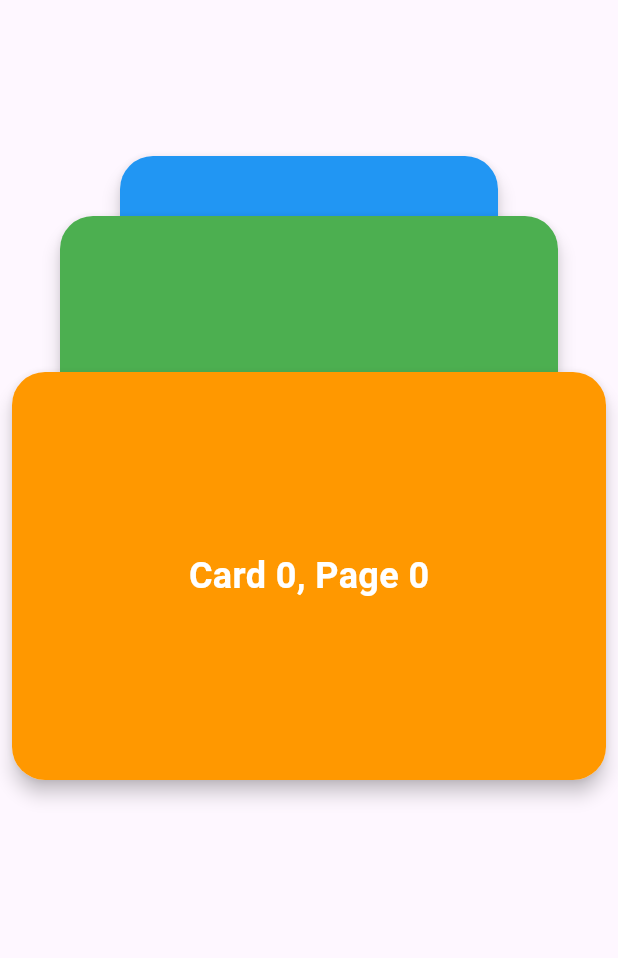
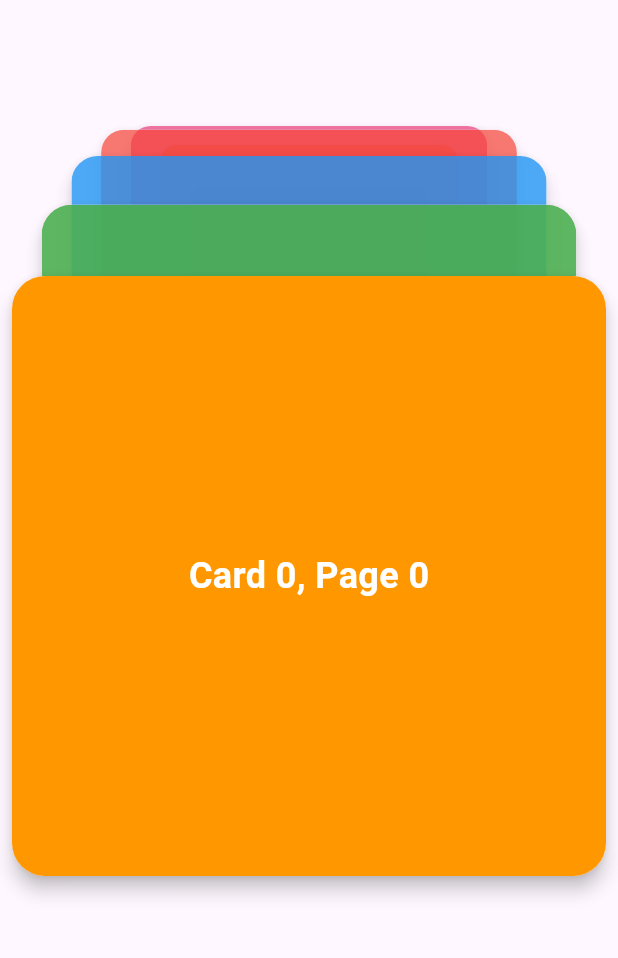
Before and after one commit to melWiss/swipeable_cards, a Flutter app: the screen it shows after launch, on a phone screen of 412 x 824 dp, the part 84-1042 px from its top. Run offline on Flutter 3.47's test engine with Material 3 defaults, Android fonts, the phone set to English and light mode, and no system bars.

Commit message:
- added swipe action - added cards visibiltiy options - improved the layout

```diff
--- a/example/lib/main.dart
+++ b/example/lib/main.dart
@@ -47,8 +47,8 @@ class _MyHomePageState extends State<MyHomePage> {
           child: EazySwipeableCards2<(MaterialColor, int, int)>(
             cardHeight: 400,
             cardWidth: MediaQuery.sizeOf(context).width,
-            shownCards: 3,
-            cardDistance: 80,
+            shownCards: 9,
+            cardDistance: 75,
             onSwipeLeft: () {
               setState(() {
                 counter--;
@@ -86,17 +86,31 @@ class _MyHomePageState extends State<MyHomePage> {
             ),
             borderRadius: 22.0,
             elevation: 5.0,
-            pageSize: 6,
-            pageThreshold: 3,
+            pageSize: 20,
+            pageThreshold: 10,
             onLoadMore: ({required pageNumber, required pageSize}) {
               logger.log("pageNumber: $pageNumber;\tpageSize: $pageSize");
               return Future.value([
                 (Colors.orange, 0, pageNumber),
                 (Colors.green, 1, pageNumber),
                 (Colors.blue, 2, pageNumber),
-                (Colors.orange, 3, pageNumber),
-                (Colors.green, 4, pageNumber),
-                (Colors.blue, 5, pageNumber),
+                (Colors.red, 3, pageNumber),
+                (Colors.pink, 4, pageNumber),
+                (Colors.orange, 0, pageNumber),
+                (Colors.green, 1, pageNumber),
+                (Colors.blue, 2, pageNumber),
+                (Colors.red, 3, pageNumber),
+                (Colors.pink, 4, pageNumber),
+                (Colors.orange, 0, pageNumber),
+                (Colors.green, 1, pageNumber),
+                (Colors.blue, 2, pageNumber),
+                (Colors.red, 3, pageNumber),
+                (Colors.pink, 4, pageNumber),
+                (Colors.orange, 0, pageNumber),
+                (Colors.green, 1, pageNumber),
+                (Colors.blue, 2, pageNumber),
+                (Colors.red, 3, pageNumber),
+                (Colors.pink, 4, pageNumber),
               ]);
             },
             builder: ((MaterialColor, int, int) item, BuildContext _) => Container(
--- a/lib/src/swipeable_cards_2.dart
+++ b/lib/src/swipeable_cards_2.dart
@@ -9,6 +9,7 @@ class EazySwipeableCards2<T> extends EazySwipeableCards<T> {
     required super.onLoadMore,
     this.cardDistance = 30.0,
     this.shownCards = 1,
+    this.behindCardsShouldBeOpaque = false,
     super.key,
     super.onSwipeLeft,
     super.onSwipeRight,
@@ -19,7 +20,9 @@ class EazySwipeableCards2<T> extends EazySwipeableCards<T> {
     super.elevation = 0,
     super.pageSize = 1,
     super.pageThreshold = 0,
-  });
+  })  : assert(shownCards <= pageThreshold && shownCards > 0),
+        assert(cardDistance > 0),
+        assert(pageThreshold > 0);
 
   /// The height of the front card.
   final double cardHeight;
@@ -35,12 +38,16 @@ class EazySwipeableCards2<T> extends EazySwipeableCards<T> {
   /// The default value is 30.0.
   final double cardDistance;
 
+  /// This parameter is used to determine whether the cards behind the front card should be opaque.
+  final bool behindCardsShouldBeOpaque;
+
   @override
   State<EazySwipeableCards2<T>> createState() => _EazySwipeableCards2State();
 }
 
 class _EazySwipeableCards2State<T> extends State<EazySwipeableCards2<T>> {
   ValueNotifier<int> currentIndex = ValueNotifier<int>(0);
+  ValueNotifier<double> frontCardXPosition = ValueNotifier(0);
   int currentPage = 0;
   List<T> data = [];
 
@@ -70,30 +77,53 @@ class _EazySwipeableCards2State<T> extends State<EazySwipeableCards2<T>> {
 
   @override
   Widget build(BuildContext context) {
-    return Transform.translate(
-      offset: Offset(0, -widget.cardDistance * widget.shownCards),
-      child: Stack(
+    return Stack(
       children: [
         for (int i = widget.shownCards - 1; i >= 0; i--)
           if (currentIndex.value + i < data.length)
-              Positioned.fill(
-                top: (widget.shownCards - i) * widget.cardDistance * 2,
-                child: Center(
+            ListenableBuilder(
+              listenable: frontCardXPosition,
+              child: Transform(
+                transform: Matrix4.identity()
+                  ..scale(1 - i * 0.1)
+                  ..translate(0.0, -i * widget.cardDistance),
+                alignment: Alignment.center,
+                child: SizedBox(
+                  height: widget.cardHeight,
+                  width: widget.cardWidth,
+                  child: Opacity(
+                    opacity: widget.behindCardsShouldBeOpaque ? 1 : 1 - i * 0.1,
                     child: Material(
                       elevation: widget.elevation,
                       borderRadius: BorderRadius.circular(widget.borderRadius),
                       clipBehavior: Clip.antiAlias,
-                    child: SizedBox(
-                      height: widget.cardHeight - i * widget.cardDistance,
-                      width: widget.cardWidth - i * widget.cardDistance,
                       child:
                           widget.builder(data[i - currentIndex.value], context),
                     ),
                   ),
                 ),
               ),
+              builder: (_, child) => GestureDetector(
+                onHorizontalDragUpdate: (details) {
+                  frontCardXPosition.value += details.primaryDelta!;
+                },
+                onHorizontalDragEnd: (details) {
+                  if (frontCardXPosition.value > 100) {
+                    widget.onSwipeRight?.call();
+                  } else if (frontCardXPosition.value < -100) {
+                    widget.onSwipeLeft?.call();
+                  }
+                  frontCardXPosition.value = 0;
+                  print(details);
+                },
+                child: Transform.translate(
+                  offset:
+                      i > 0 ? Offset.zero : Offset(frontCardXPosition.value, 0),
+                  child: child!,
+                ),
+              ),
+            ),
       ],
-      ),
     );
   }
 }
```
Lines whose indentation alone changed are shown as unchanged.
